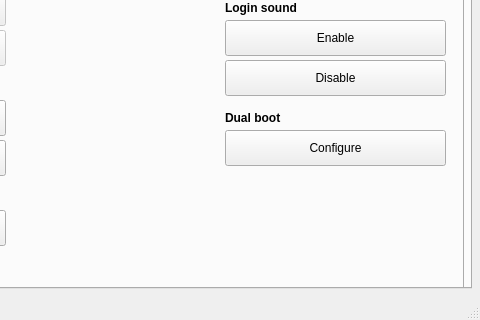
Qt form src/mainwindow.ui (adgellida/ubunsys) before a commit; both pictures show x 239 to 719 and y 201 to 521 of the 719 by 521 pixel window.
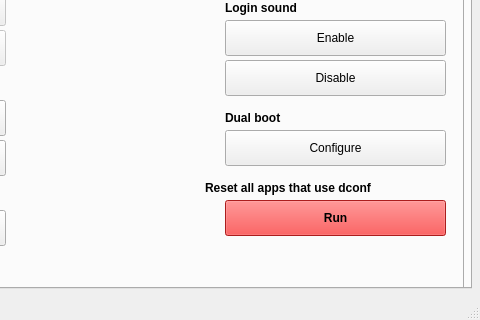
The same form after that commit. The open tabs and pages were chosen to show the change. Icons and pictures are not drawn.

Diff of the .ui file:
```diff
--- a/src/mainwindow.ui
+++ b/src/mainwindow.ui
@@ -1997,6 +1997,478 @@
          <string>rc.local</string>
         </property>
        </widget>
+       <widget class="QLabel" name="label_51">
+        <property name="geometry">
+         <rect>
+          <x>430</x>
+          <y>300</y>
+          <width>241</width>
+          <height>16</height>
+         </rect>
+        </property>
+        <property name="font">
+         <font>
+          <weight>75</weight>
+          <bold>true</bold>
+         </font>
+        </property>
+        <property name="text">
+         <string>Reset all apps that use dconf</string>
+        </property>
+       </widget>
+       <widget class="QPushButton" name="resetDconf">
+        <property name="geometry">
+         <rect>
+          <x>450</x>
+          <y>320</y>
+          <width>221</width>
+          <height>36</height>
+         </rect>
+        </property>
+        <property name="palette">
+         <palette>
+          <active>
+           <colorrole role="WindowText">
+            <brush brushstyle="SolidPattern">
+             <color alpha="255">
+              <red>0</red>
+              <green>0</green>
+              <blue>0</blue>
+             </color>
+            </brush>
+           </colorrole>
+           <colorrole role="Button">
+            <brush brushstyle="SolidPattern">
+             <color alpha="255">
+              <red>239</red>
+              <green>41</green>
+              <blue>41</blue>
+             </color>
+            </brush>
+           </colorrole>
+           <colorrole role="Light">
+            <brush brushstyle="SolidPattern">
+             <color alpha="255">
+              <red>255</red>
+              <green>147</green>
+              <blue>147</blue>
+             </color>
+            </brush>
+           </colorrole>
+           <colorrole role="Midlight">
+            <brush brushstyle="SolidPattern">
+             <color alpha="255">
+              <red>247</red>
+              <green>94</green>
+              <blue>94</blue>
+             </color>
+            </brush>
+           </colorrole>
+           <colorrole role="Dark">
+            <brush brushstyle="SolidPattern">
+             <color alpha="255">
+              <red>119</red>
+              <green>20</green>
+              <blue>20</blue>
+             </color>
+            </brush>
+           </colorrole>
+           <colorrole role="Mid">
+            <brush brushstyle="SolidPattern">
+             <color alpha="255">
+              <red>159</red>
+              <green>27</green>
+              <blue>27</blue>
+             </color>
+            </brush>
+           </colorrole>
+           <colorrole role="Text">
+            <brush brushstyle="SolidPattern">
+             <color alpha="255">
+              <red>0</red>
+              <green>0</green>
+              <blue>0</blue>
+             </color>
+            </brush>
+           </colorrole>
+           <colorrole role="BrightText">
+            <brush brushstyle="SolidPattern">
+             <color alpha="255">
+              <red>255</red>
+              <green>255</green>
+              <blue>255</blue>
+             </color>
+            </brush>
+           </colorrole>
+           <colorrole role="ButtonText">
+            <brush brushstyle="SolidPattern">
+             <color alpha="255">
+              <red>0</red>
+              <green>0</green>
+              <blue>0</blue>
+             </color>
+            </brush>
+           </colorrole>
+           <colorrole role="Base">
+            <brush brushstyle="SolidPattern">
+             <color alpha="255">
+              <red>255</red>
+              <green>255</green>
+              <blue>255</blue>
+             </color>
+            </brush>
+           </colorrole>
+           <colorrole role="Window">
+            <brush brushstyle="SolidPattern">
+             <color alpha="255">
+              <red>239</red>
+              <green>41</green>
+              <blue>41</blue>
+             </color>
+            </brush>
+           </colorrole>
+           <colorrole role="Shadow">
+            <brush brushstyle="SolidPattern">
+             <color alpha="255">
+              <red>0</red>
+              <green>0</green>
+              <blue>0</blue>
+             </color>
+            </brush>
+           </colorrole>
+           <colorrole role="AlternateBase">
+            <brush brushstyle="SolidPattern">
+             <color alpha="255">
+              <red>247</red>
+              <green>148</green>
+              <blue>148</blue>
+             </color>
+            </brush>
+           </colorrole>
+           <colorrole role="ToolTipBase">
+            <brush brushstyle="SolidPattern">
+             <color alpha="255">
+              <red>255</red>
+              <green>255</green>
+              <blue>220</blue>
+             </color>
+            </brush>
+           </colorrole>
+           <colorrole role="ToolTipText">
+            <brush brushstyle="SolidPattern">
+             <color alpha="255">
+              <red>0</red>
+              <green>0</green>
+              <blue>0</blue>
+             </color>
+            </brush>
+           </colorrole>
+          </active>
+          <inactive>
+           <colorrole role="WindowText">
+            <brush brushstyle="SolidPattern">
+             <color alpha="255">
+              <red>0</red>
+              <green>0</green>
+              <blue>0</blue>
+             </color>
+            </brush>
+           </colorrole>
+           <colorrole role="Button">
+            <brush brushstyle="SolidPattern">
+             <color alpha="255">
+              <red>239</red>
+              <green>41</green>
+              <blue>41</blue>
+             </color>
+            </brush>
+           </colorrole>
+           <colorrole role="Light">
+            <brush brushstyle="SolidPattern">
+             <color alpha="255">
+              <red>255</red>
+              <green>147</green>
+              <blue>147</blue>
+             </color>
+            </brush>
+           </colorrole>
+           <colorrole role="Midlight">
+            <brush brushstyle="SolidPattern">
+             <color alpha="255">
+              <red>247</red>
+              <green>94</green>
+              <blue>94</blue>
+             </color>
+            </brush>
+           </colorrole>
+           <colorrole role="Dark">
+            <brush brushstyle="SolidPattern">
+             <color alpha="255">
+              <red>119</red>
+              <green>20</green>
+              <blue>20</blue>
+             </color>
+            </brush>
+           </colorrole>
+           <colorrole role="Mid">
+            <brush brushstyle="SolidPattern">
+             <color alpha="255">
+              <red>159</red>
+              <green>27</green>
+              <blue>27</blue>
+             </color>
+            </brush>
+           </colorrole>
+           <colorrole role="Text">
+            <brush brushstyle="SolidPattern">
+             <color alpha="255">
+              <red>0</red>
+              <green>0</green>
+              <blue>0</blue>
+             </color>
+            </brush>
+           </colorrole>
+           <colorrole role="BrightText">
+            <brush brushstyle="SolidPattern">
+             <color alpha="255">
+              <red>255</red>
+              <green>255</green>
+              <blue>255</blue>
+             </color>
+            </brush>
+           </colorrole>
+           <colorrole role="ButtonText">
+            <brush brushstyle="SolidPattern">
+             <color alpha="255">
+              <red>0</red>
+              <green>0</green>
+              <blue>0</blue>
+             </color>
+            </brush>
+           </colorrole>
+           <colorrole role="Base">
+            <brush brushstyle="SolidPattern">
+             <color alpha="255">
+              <red>255</red>
+              <green>255</green>
+              <blue>255</blue>
+             </color>
+            </brush>
+           </colorrole>
+           <colorrole role="Window">
+            <brush brushstyle="SolidPattern">
+             <color alpha="255">
+              <red>239</red>
+              <green>41</green>
+              <blue>41</blue>
+             </color>
+            </brush>
+           </colorrole>
+           <colorrole role="Shadow">
+            <brush brushstyle="SolidPattern">
+             <color alpha="255">
+              <red>0</red>
+              <green>0</green>
+              <blue>0</blue>
+             </color>
+            </brush>
+           </colorrole>
+           <colorrole role="AlternateBase">
+            <brush brushstyle="SolidPattern">
+             <color alpha="255">
+              <red>247</red>
+              <green>148</green>
+              <blue>148</blue>
+             </color>
+            </brush>
+           </colorrole>
+           <colorrole role="ToolTipBase">
+            <brush brushstyle="SolidPattern">
+             <color alpha="255">
+              <red>255</red>
+              <green>255</green>
+              <blue>220</blue>
+             </color>
+            </brush>
+           </colorrole>
+           <colorrole role="ToolTipText">
+            <brush brushstyle="SolidPattern">
+             <color alpha="255">
+              <red>0</red>
+              <green>0</green>
+              <blue>0</blue>
+             </color>
+            </brush>
+           </colorrole>
+          </inactive>
+          <disabled>
+           <colorrole role="WindowText">
+            <brush brushstyle="SolidPattern">
+             <color alpha="255">
+              <red>119</red>
+              <green>20</green>
+              <blue>20</blue>
+             </color>
+            </brush>
+           </colorrole>
+           <colorrole role="Button">
+            <brush brushstyle="SolidPattern">
+             <color alpha="255">
+              <red>239</red>
+              <green>41</green>
+              <blue>41</blue>
+             </color>
+            </brush>
+           </colorrole>
+           <colorrole role="Light">
+            <brush brushstyle="SolidPattern">
+             <color alpha="255">
+              <red>255</red>
+              <green>147</green>
+              <blue>147</blue>
+             </color>
+            </brush>
+           </colorrole>
+           <colorrole role="Midlight">
+            <brush brushstyle="SolidPattern">
+             <color alpha="255">
+              <red>247</red>
+              <green>94</green>
+              <blue>94</blue>
+             </color>
+            </brush>
+           </colorrole>
+           <colorrole role="Dark">
+            <brush brushstyle="SolidPattern">
+             <color alpha="255">
+              <red>119</red>
+              <green>20</green>
+              <blue>20</blue>
+             </color>
+            </brush>
+           </colorrole>
+           <colorrole role="Mid">
+            <brush brushstyle="SolidPattern">
+             <color alpha="255">
+              <red>159</red>
+              <green>27</green>
+              <blue>27</blue>
+             </color>
+            </brush>
+           </colorrole>
+           <colorrole role="Text">
+            <brush brushstyle="SolidPattern">
+             <color alpha="255">
+              <red>119</red>
+              <green>20</green>
+              <blue>20</blue>
+             </color>
+            </brush>
+           </colorrole>
+           <colorrole role="BrightText">
+            <brush brushstyle="SolidPattern">
+             <color alpha="255">
+              <red>255</red>
+              <green>255</green>
+              <blue>255</blue>
+             </color>
+            </brush>
+           </colorrole>
+           <colorrole role="ButtonText">
+            <brush brushstyle="SolidPattern">
+             <color alpha="255">
+              <red>119</red>
+              <green>20</green>
+              <blue>20</blue>
+             </color>
+            </brush>
+           </colorrole>
+           <colorrole role="Base">
+            <brush brushstyle="SolidPattern">
+             <color alpha="255">
+              <red>239</red>
+              <green>41</green>
+              <blue>41</blue>
+             </color>
+            </brush>
+           </colorrole>
+           <colorrole role="Window">
+            <brush brushstyle="SolidPattern">
+             <color alpha="255">
+              <red>239</red>
+              <green>41</green>
+              <blue>41</blue>
+             </color>
+            </brush>
+           </colorrole>
+           <colorrole role="Shadow">
+            <brush brushstyle="SolidPattern">
+             <color alpha="255">
+              <red>0</red>
+              <green>0</green>
+              <blue>0</blue>
+             </color>
+            </brush>
+           </colorrole>
+           <colorrole role="AlternateBase">
+            <brush brushstyle="SolidPattern">
+             <color alpha="255">
+              <red>239</red>
+              <green>41</green>
+              <blue>41</blue>
+             </color>
+            </brush>
+           </colorrole>
+           <colorrole role="ToolTipBase">
+            <brush brushstyle="SolidPattern">
+             <color alpha="255">
+              <red>255</red>
+              <green>255</green>
+              <blue>220</blue>
+             </color>
+            </brush>
+           </colorrole>
+           <colorrole role="ToolTipText">
+            <brush brushstyle="SolidPattern">
+             <color alpha="255">
+              <red>0</red>
+              <green>0</green>
+              <blue>0</blue>
+             </color>
+            </brush>
+           </colorrole>
+          </disabled>
+         </palette>
+        </property>
+        <property name="font">
+         <font>
+          <weight>75</weight>
+          <bold>true</bold>
+          <stylestrategy>PreferDefault</stylestrategy>
+         </font>
+        </property>
+        <property name="toolTip">
+         <string>&lt;html&gt;&lt;head/&gt;&lt;body&gt;&lt;p&gt;&lt;span style=&quot; font-weight:400;&quot;&gt;Dangerous!! Push only if you know what are you doing&lt;/span&gt;&lt;/p&gt;&lt;/body&gt;&lt;/html&gt;</string>
+        </property>
+        <property name="whatsThis">
+         <string>&lt;html&gt;&lt;head/&gt;&lt;body&gt;&lt;p&gt;&lt;br/&gt;&lt;/p&gt;&lt;/body&gt;&lt;/html&gt;</string>
+        </property>
+        <property name="text">
+         <string>Run</string>
+        </property>
+        <property name="iconSize">
+         <size>
+          <width>30</width>
+          <height>30</height>
+         </size>
+        </property>
+        <property name="shortcut">
+         <string/>
+        </property>
+        <property name="checkable">
+         <bool>false</bool>
+        </property>
+       </widget>
       </widget>
      </widget>
     </widget>
```
Left out of the diff: 2 changed lines with no effect on the pictures.
